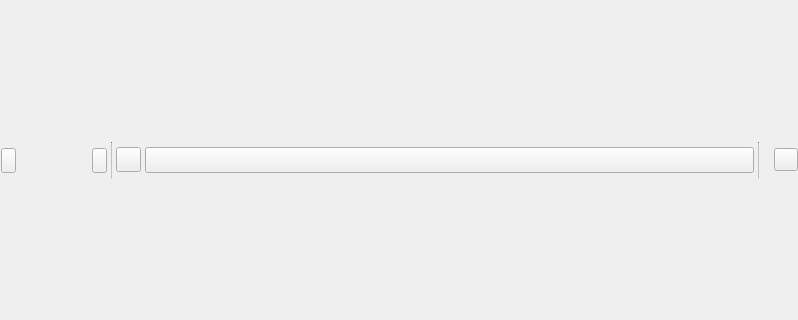
vadivelselvaraj/TulipGLImprovement, file library/tulip-gui/designer/WorkspacePanel.ui: the form before one commit; both pictures show x 145 to 943 and y 138 to 458 of the 943 by 595 pixel window.
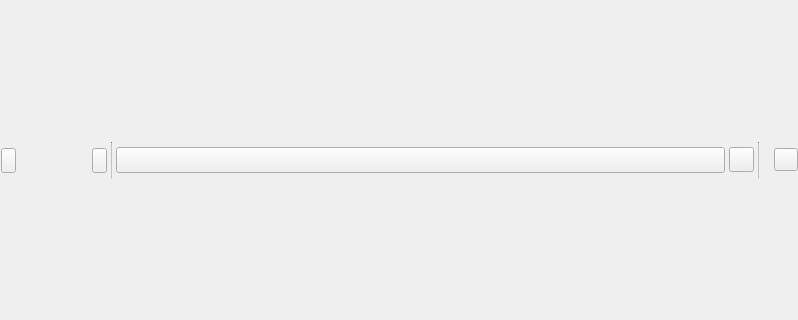
The form after the commit. Icons and pictures are not drawn. Custom widgets are drawn as their Qt base class.

Commit message: move the graph selection synchronization policy button + typo fixes

The edit to the form file:
```diff
--- a/library/tulip-gui/designer/WorkspacePanel.ui
+++ b/library/tulip-gui/designer/WorkspacePanel.ui
@@ -310,6 +310,28 @@
            </property>
           </widget>
          </item>
+         <item>
+          <widget class="TreeViewComboBox" name="graphCombo">
+           <property name="sizePolicy">
+            <sizepolicy hsizetype="Expanding" vsizetype="Fixed">
+             <horstretch>0</horstretch>
+             <verstretch>0</verstretch>
+            </sizepolicy>
+           </property>
+           <property name="minimumSize">
+            <size>
+             <width>100</width>
+             <height>0</height>
+            </size>
+           </property>
+           <property name="toolTip">
+            <string>Select a graph to display</string>
+           </property>
+           <property name="sizeAdjustPolicy">
+            <enum>QComboBox::AdjustToContents</enum>
+           </property>
+          </widget>
+         </item>
          <item>
           <widget class="QToolButton" name="linkButton">
            <property name="minimumSize">
@@ -347,28 +369,6 @@
            </property>
           </widget>
          </item>
-         <item>
-          <widget class="TreeViewComboBox" name="graphCombo">
-           <property name="sizePolicy">
-            <sizepolicy hsizetype="Expanding" vsizetype="Fixed">
-             <horstretch>0</horstretch>
-             <verstretch>0</verstretch>
-            </sizepolicy>
-           </property>
-           <property name="minimumSize">
-            <size>
-             <width>100</width>
-             <height>0</height>
-            </size>
-           </property>
-           <property name="toolTip">
-            <string>Select a graph to display</string>
-           </property>
-           <property name="sizeAdjustPolicy">
-            <enum>QComboBox::AdjustToContents</enum>
-           </property>
-          </widget>
-         </item>
          <item>
           <widget class="Line" name="sep3">
            <property name="maximumSize">
```
Left out of the diff: 4 changed lines with no effect on the pictures. The commit also changes 1 other file.
